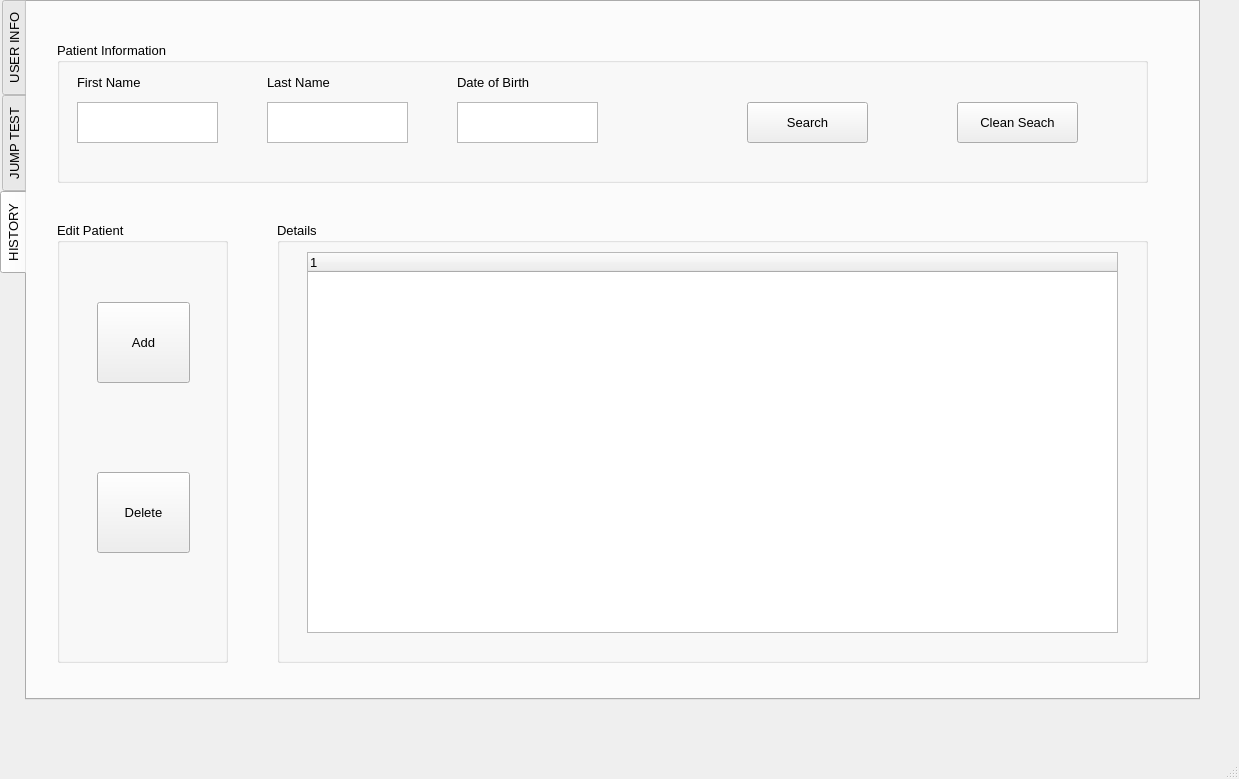
Old version of the form ACL/mainwindow.ui in the repository Pocket99/3D_CNN_KNEE_FLEXION_ANGLE_ESTIMATION.
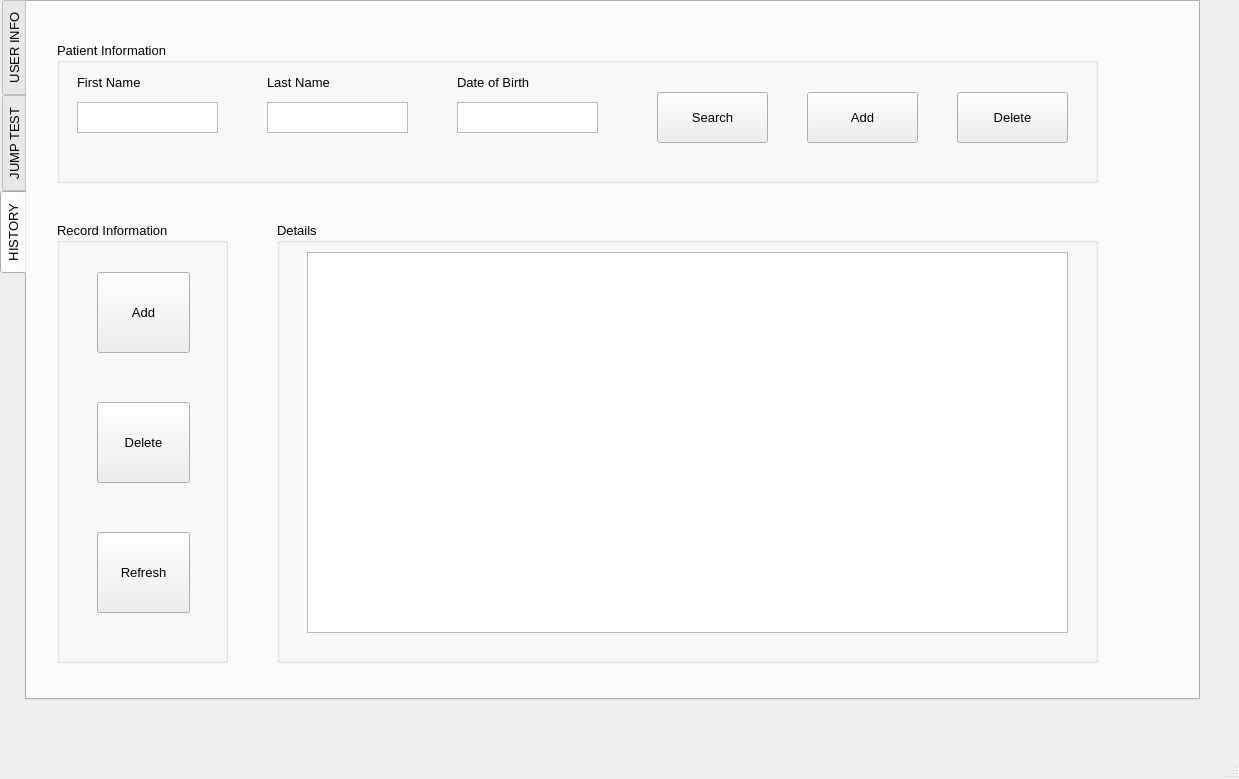
New version of the form. The open tabs and pages were chosen to show the change.

Commit message: Add Retreived Record from DB & UI adjustment

```diff
--- a/ACL/mainwindow.ui
+++ b/ACL/mainwindow.ui
@@ -172,7 +172,7 @@
        <rect>
         <x>30</x>
         <y>40</y>
-        <width>1091</width>
+        <width>1041</width>
         <height>141</height>
        </rect>
       </property>
@@ -211,7 +211,7 @@
          <x>20</x>
          <y>60</y>
          <width>141</width>
-         <height>41</height>
+         <height>31</height>
         </rect>
        </property>
       </widget>
@@ -221,7 +221,7 @@
          <x>210</x>
          <y>60</y>
          <width>141</width>
-         <height>41</height>
+         <height>31</height>
         </rect>
        </property>
       </widget>
@@ -244,43 +244,56 @@
          <x>400</x>
          <y>60</y>
          <width>141</width>
-         <height>41</height>
+         <height>31</height>
         </rect>
        </property>
       </widget>
       <widget class="QPushButton" name="cleanSearchBtn">
        <property name="geometry">
         <rect>
-         <x>900</x>
-         <y>60</y>
-         <width>121</width>
-         <height>41</height>
+         <x>750</x>
+         <y>50</y>
+         <width>111</width>
+         <height>51</height>
         </rect>
        </property>
        <property name="text">
-        <string>Clean Seach</string>
+        <string>Add</string>
        </property>
       </widget>
       <widget class="QPushButton" name="searchBtn">
        <property name="geometry">
         <rect>
-         <x>690</x>
-         <y>60</y>
-         <width>121</width>
-         <height>41</height>
+         <x>600</x>
+         <y>50</y>
+         <width>111</width>
+         <height>51</height>
         </rect>
        </property>
        <property name="text">
         <string>Search</string>
        </property>
       </widget>
+      <widget class="QPushButton" name="cleanSearchBtn_2">
+       <property name="geometry">
+        <rect>
+         <x>900</x>
+         <y>50</y>
+         <width>111</width>
+         <height>51</height>
+        </rect>
+       </property>
+       <property name="text">
+        <string>Delete</string>
+       </property>
+      </widget>
      </widget>
      <widget class="QGroupBox" name="groupBox_2">
       <property name="geometry">
        <rect>
         <x>250</x>
         <y>220</y>
-        <width>871</width>
+        <width>821</width>
         <height>441</height>
        </rect>
       </property>
@@ -292,15 +305,16 @@
         <rect>
          <x>30</x>
          <y>30</y>
-         <width>811</width>
+         <width>761</width>
          <height>381</height>
         </rect>
        </property>
-       <column>
-        <property name="text">
-         <string notr="true">1</string>
-        </property>
-       </column>
+       <property name="columnCount">
+        <number>0</number>
+       </property>
+       <attribute name="headerDefaultSectionSize">
+        <number>300</number>
+       </attribute>
       </widget>
      </widget>
      <widget class="QGroupBox" name="groupBox_3">
@@ -313,29 +327,60 @@
        </rect>
       </property>
       <property name="title">
-       <string>Edit Patient</string>
+       <string>Record Information</string>
       </property>
       <widget class="QPushButton" name="pushButton">
        <property name="geometry">
         <rect>
          <x>40</x>
-         <y>80</y>
+         <y>310</y>
          <width>93</width>
          <height>81</height>
         </rect>
        </property>
+       <property name="font">
+        <font>
+         <pointsize>10</pointsize>
+        </font>
+       </property>
        <property name="text">
-        <string>Add</string>
+        <string>Refresh</string>
        </property>
       </widget>
       <widget class="QPushButton" name="pushButton_2">
        <property name="geometry">
         <rect>
          <x>40</x>
-         <y>250</y>
+         <y>50</y>
          <width>93</width>
          <height>81</height>
         </rect>
+       </property>
+       <property name="font">
+        <font>
+         <pointsize>10</pointsize>
+        </font>
+       </property>
+       <property name="acceptDrops">
+        <bool>false</bool>
+       </property>
+       <property name="text">
+        <string>Add</string>
+       </property>
+      </widget>
+      <widget class="QPushButton" name="pushButton_3">
+       <property name="geometry">
+        <rect>
+         <x>40</x>
+         <y>180</y>
+         <width>93</width>
+         <height>81</height>
+        </rect>
+       </property>
+       <property name="font">
+        <font>
+         <pointsize>10</pointsize>
+        </font>
        </property>
        <property name="text">
         <string>Delete</string>
```
Left out of the diff: 34 changed lines with no effect on the pictures. The commit also changes 1 other file.
